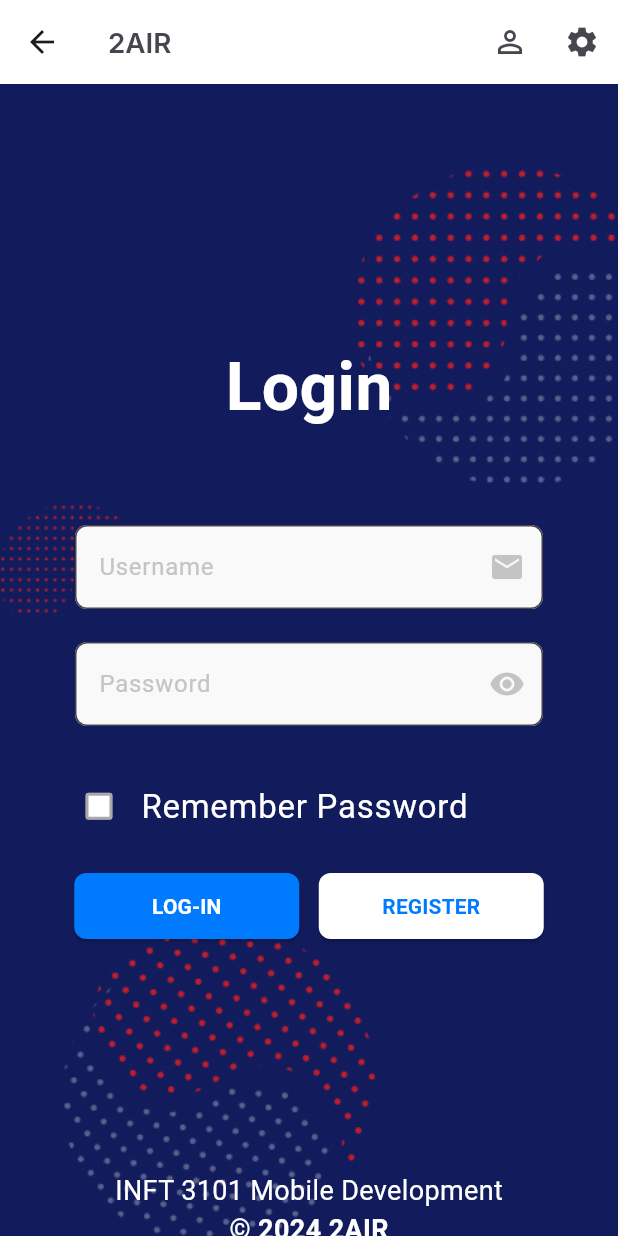
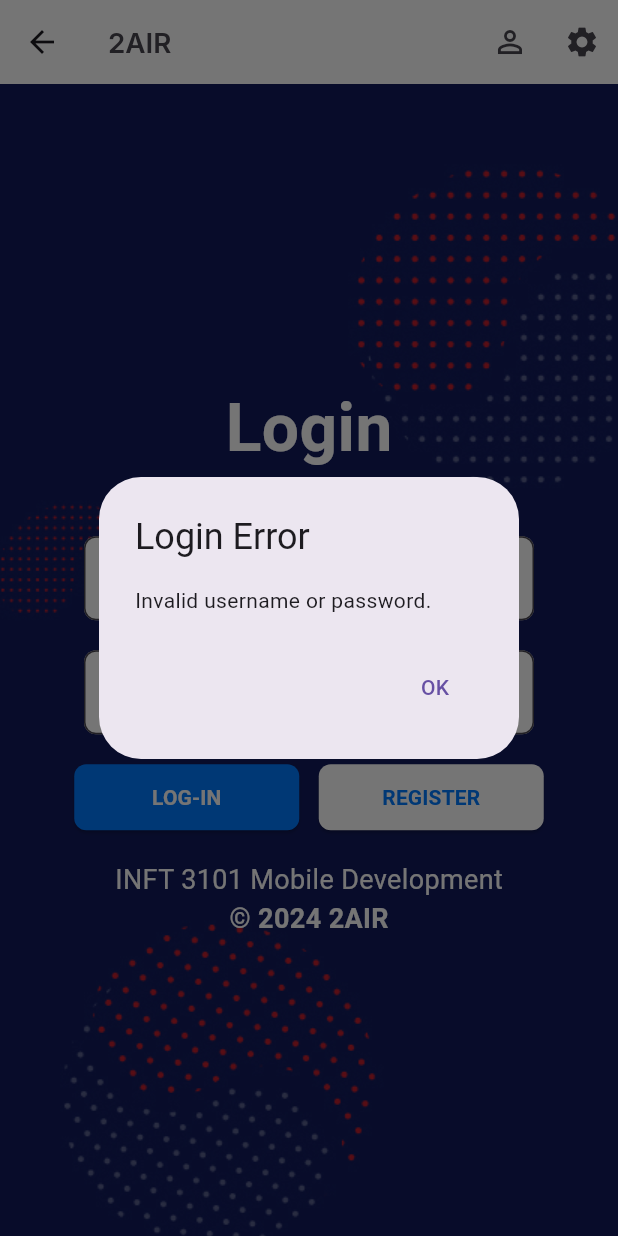
Before and after one commit to HawksP07/INFT3101-MobileDev, a Flutter app: the LoginPage screen opened by its route, after a tap on "LOG-IN", on a phone screen of 412 x 824 dp. Run offline on Flutter 3.47's test engine with Material 3 defaults, Android fonts, the light colour scheme and no system bars; our stand-ins replace google_fonts, shared_preferences; accounts and stored records are empty.

Commit message:
added user session control

```diff
--- a/lib/data/users.json
+++ b/lib/data/users.json
@@ -1 +1 @@
-{"users":[{"username":"admin","password":"admin","multiple_choice_score":0,"short_answer_score":0},{"username":"Amy","password":"Latimer","multiple_choice_score":0,"short_answer_score":0}]}
+{"users":[{"username":"admin","password":"admin","multiple_choice_score":0,"short_answer_score":10},{"username":"Amy","password":"Latimer","multiple_choice_score":0,"short_answer_score":0},{"username":"AdamKunz","password":"1984","multiple_choice_score":0,"short_answer_score":0}]}
--- a/lib/pages/login.dart
+++ b/lib/pages/login.dart
@@ -1,14 +1,12 @@
-// ignore_for_file: avoid_print, use_build_context_synchronously, unused_import
+// ignore_for_file: avoid_print
 
 import 'dart:convert';
-
 import 'package:flutter/material.dart';
-import 'package:inft3101_group12_language_app/utils/JSON_CRUD.dart';
-import 'package:inft3101_group12_language_app/utils/globals.dart';
-import 'package:inft3101_group12_language_app/widgets/custom_app_bar.dart';
 import 'package:flutter/services.dart' show rootBundle;
 import 'package:provider/provider.dart';
 import '../utils/UserState.dart';
+import '../widgets/custom_app_bar.dart';
+import '../utils/sessionControl.dart';
 
 class LoginPage extends StatefulWidget {
   const LoginPage({super.key});
@@ -18,16 +16,11 @@ class LoginPage extends StatefulWidget {
 }
 
 class UserService {
-  static printFormattedJsonResponse(String response) {
+  static void printFormattedJsonResponse(String response) {
     try {
-      // Decode the JSON string into a Dart object
-      var jsonResponse = json.decode(response);
-
-      // Encode it back to a string with indentation for pretty printing
-      var prettyJson = const JsonEncoder.withIndent('  ')
-          .convert(jsonResponse); // Two spaces for indentation
-
-      // Print the formatted JSON
+      final jsonResponse = json.decode(response);
+      final prettyJson =
+          const JsonEncoder.withIndent('  ').convert(jsonResponse);
       print("🌐 Raw JSON Response:\n$prettyJson\n");
     } catch (e) {
       print("🚫 Error decoding JSON response: $e");
@@ -44,40 +37,66 @@ class UserService {
 
 class _LoginPageState extends State<LoginPage> {
   List _users = [];
-
   final TextEditingController usernameController = TextEditingController();
   final TextEditingController passwordController = TextEditingController();
 
   @override
   void initState() {
     super.initState();
-    _loadUsers(); // Load users when the widget initializes
+    _loadUsers();
+    _checkSession(); // Load session on startup
   }
 
   Future<void> _loadUsers() async {
-    _users = await UserService.fetchUsers(); // Fetch users and set to _users
+    try {
+      _users = await UserService.fetchUsers();
       setState(() {
-      print("Users loaded: ${_users.length}"); // Print loaded user count
+        print("Users loaded: ${_users.length}");
       });
+    } catch (e) {
+      print("Error loading users: $e");
+    }
+  }
+
+  Future<void> _checkSession() async {
+    String? loggedInUser = await loadSession(); // Load session
+    if (loggedInUser != null) {
+      // User is already logged in
+      Provider.of<UserState>(context, listen: false).login(loggedInUser);
+      Navigator.pushNamed(context, '/'); // Navigate to the home page
+    }
   }
 
   Future<void> login(String username, String password) async {
-    bool userFound = false;
-    for (var user in _users) {
-      if (user['username'] == username && user['password'] == password) {
-        userFound = true;
-        // Set the username in UserState
+    final user = _users.firstWhere(
+      (user) => user['username'] == username && user['password'] == password,
+      orElse: () => null,
+    );
+
+    if (user != null) {
       Provider.of<UserState>(context, listen: false).login(username);
-        break;
+      await saveSession(username); // Save the session
+      print("Login successful!");
+      Navigator.pushNamed(context, '/');
+    } else {
+      _showErrorDialog("Invalid username or password.");
     }
   }
 
-    if (userFound) {
-      print("Login successful!");
-      Navigator.pushNamed(context, '/');
-    } else {
-      print("Invalid username or password.");
-    }
+  void _showErrorDialog(String message) {
+    showDialog(
+      context: context,
+      builder: (_) => AlertDialog(
+        title: const Text("Login Error"),
+        content: Text(message),
+        actions: [
+          TextButton(
+            onPressed: () => Navigator.of(context).pop(),
+            child: const Text("OK"),
+          ),
+        ],
+      ),
+    );
   }
 
   @override
@@ -88,99 +107,65 @@ class _LoginPageState extends State<LoginPage> {
         alignment: Alignment.center,
         decoration: const BoxDecoration(
           image: DecorationImage(
-                  image: AssetImage('assets/bg-dark.jpg'), fit: BoxFit.cover)),
+            image: AssetImage('assets/bg-dark.jpg'),
+            fit: BoxFit.cover,
+          ),
+        ),
+        child: SingleChildScrollView(
           child: Column(
+            mainAxisAlignment: MainAxisAlignment.center,
             children: [
-              const SizedBox(height: 171),
-              const Text('Login',
+              const Text(
+                'Login',
                 style: TextStyle(
                   color: Colors.white,
                   fontSize: 44,
-                      fontWeight: FontWeight.bold)),
-              const SizedBox(height: 60),
-              SizedBox(
-                width: 312.00,
-                child: TextField(
-                  controller: usernameController,
-                  decoration: InputDecoration(
-                      filled: true,
-                      fillColor: const Color.fromARGB(255, 249, 249, 249),
-                      hintText: 'Username',
-                      hintStyle: const TextStyle(
-                          color: Color.fromARGB(255, 196, 196, 196)),
-                      border: OutlineInputBorder(
-                          borderRadius: BorderRadius.circular(8)),
-                      suffixIcon: const IconButton(
-                        onPressed: null,
-                        icon: Icon(Icons.email,
-                            color: Color.fromARGB(255, 196, 196, 196)),
-                      )),
+                  fontWeight: FontWeight.bold,
                 ),
               ),
-              const SizedBox(height: 22),
-              SizedBox(
-                width: 312.00,
-                child: TextField(
-                  controller: passwordController,
-                  decoration: InputDecoration(
-                      filled: true,
-                      fillColor: const Color.fromARGB(255, 249, 249, 249),
-                      hintText: 'Password',
-                      hintStyle: const TextStyle(
-                          color: Color.fromARGB(255, 196, 196, 196)),
-                      border: OutlineInputBorder(
-                          borderRadius: BorderRadius.circular(8)),
-                      suffixIcon: const IconButton(
-                          onPressed: null,
-                          icon: Icon(Icons.remove_red_eye,
-                              color: Color.fromARGB(255, 196, 196, 196)))),
-                ),
-              ),
-              const SizedBox(height: 29),
-              const SizedBox(
-                width: 352.00,
-                child: CheckboxListTile(
-                  value: false,
-                  onChanged: null,
-                  title: Text('Remember Password',
-                      style: TextStyle(color: Colors.white, fontSize: 22)),
-                  controlAffinity: ListTileControlAffinity.leading,
-                  fillColor: WidgetStatePropertyAll(Colors.white),
-                  visualDensity: VisualDensity(horizontal: -4, vertical: -4),
-                  materialTapTargetSize: MaterialTapTargetSize.shrinkWrap,
-                ),
+              const SizedBox(height: 40),
+              _buildTextField(
+                controller: usernameController,
+                hintText: 'Username',
+                icon: Icons.person,
               ),
               const SizedBox(height: 20),
-              SizedBox(
-                width: 313.00,
-                height: 44,
-                child: Row(
+              _buildTextField(
+                controller: passwordController,
+                hintText: 'Password',
+                icon: Icons.lock,
+                obscureText: true,
+              ),
+              const SizedBox(height: 20),
+              Row(
+                mainAxisAlignment: MainAxisAlignment.center,
                 children: [
                   SizedBox(
                     width: 150,
                     height: 44,
                     child: ElevatedButton(
                       onPressed: () {
-                            String username = usernameController.text;
-                            String password = passwordController.text;
+                        final username = usernameController.text.trim();
+                        final password = passwordController.text.trim();
                         login(username, password);
                       },
                       style: ButtonStyle(
-                              backgroundColor: const WidgetStatePropertyAll(
-                                  Color.fromARGB(255, 0, 122, 255)),
-                              shape: WidgetStatePropertyAll(
-                                  RoundedRectangleBorder(
-                                      borderRadius: BorderRadius.circular(8)))),
+                        backgroundColor: WidgetStateProperty.all(
+                            const Color.fromARGB(255, 0, 122, 255)),
+                        shape: WidgetStateProperty.all(RoundedRectangleBorder(
+                          borderRadius: BorderRadius.circular(8),
+                        )),
+                      ),
                       child: const Text(
                         'LOG-IN',
                         style: TextStyle(
                           color: Colors.white,
-                                fontWeight: FontWeight.bold),
-                          )),
+                          fontWeight: FontWeight.bold,
                         ),
-                    const SizedBox(
-                      width: 13,
                       ),
+                    ),
+                  ),
+                  const SizedBox(width: 13),
                   SizedBox(
                     width: 150,
                     height: 44,
@@ -189,23 +174,23 @@ class _LoginPageState extends State<LoginPage> {
                         Navigator.pushNamed(context, '/signup');
                       },
                       style: ButtonStyle(
-                            backgroundColor:
-                                const WidgetStatePropertyAll(Colors.white),
-                            shape: WidgetStatePropertyAll(
-                                RoundedRectangleBorder(
-                                    borderRadius: BorderRadius.circular(8)))),
+                        backgroundColor: WidgetStateProperty.all(Colors.white),
+                        shape: WidgetStateProperty.all(RoundedRectangleBorder(
+                          borderRadius: BorderRadius.circular(8),
+                        )),
+                      ),
                       child: const Text(
                         'REGISTER',
                         style: TextStyle(
                           color: Color.fromARGB(255, 0, 122, 255),
-                              fontWeight: FontWeight.bold),
+                          fontWeight: FontWeight.bold,
+                        ),
                       ),
                     ),
                   ),
                 ],
               ),
-              ),
-              const SizedBox(height: 155),
+              const SizedBox(height: 20),
               const Text(
                 'INFT 3101 Mobile Development',
                 style: TextStyle(color: Colors.white, fontSize: 18),
@@ -215,10 +200,36 @@ class _LoginPageState extends State<LoginPage> {
                 style: TextStyle(
                   color: Colors.white,
                   fontSize: 18,
-                    fontWeight: FontWeight.bold),
+                  fontWeight: FontWeight.bold,
+                ),
               ),
             ],
-          )),
+          ),
+        ),
+      ),
+    );
+  }
+
+  Widget _buildTextField({
+    required TextEditingController controller,
+    required String hintText,
+    required IconData icon,
+    bool obscureText = false,
+  }) {
+    return SizedBox(
+      width: 300,
+      child: TextField(
+        controller: controller,
+        obscureText: obscureText,
+        decoration: InputDecoration(
+          filled: true,
+          fillColor: Colors.white,
+          hintText: hintText,
+          hintStyle: const TextStyle(color: Color(0xFFCCCCCC)),
+          border: OutlineInputBorder(borderRadius: BorderRadius.circular(8)),
+          prefixIcon: Icon(icon, color: const Color(0xFFCCCCCC)),
+        ),
+      ),
     );
   }
 }
--- a/lib/pages/shortanswer.dart
+++ b/lib/pages/shortanswer.dart
@@ -1,5 +1,4 @@
 import 'package:flutter/material.dart';
-import '../utils/globals.dart';
 import 'package:inft3101_group12_language_app/utils/JSON_CRUD.dart';
 import '../utils/responsive.dart';
 import '../widgets/answer_modal.dart';
@@ -12,6 +11,7 @@ import '../widgets/card.dart';
 import '../utils/quiz_controller.dart';
 import '../widgets/text_field.dart';
 import '../widgets/button.dart';
+import '../utils/sessionControl.dart'; // Import the session control
 
 class ShortAnswerPage extends StatefulWidget {
   const ShortAnswerPage({super.key});
@@ -94,7 +94,7 @@ class _ShortAnswerPageState extends State<ShortAnswerPage> {
             // Card Widget
             CardWidget(
               question: currentQuestion['question-text'],
-              answer: 'Answer Hidden', //
+              answer: 'Answer Hidden',
               onPrevious: _quizController.currentIndex == 0
                   ? null
                   : () {
@@ -121,7 +121,7 @@ class _ShortAnswerPageState extends State<ShortAnswerPage> {
             const SizedBox(height: 20),
             // Submit Button
             CustomButton(
-              onPressed: () {
+              onPressed: () async {
                 String userInput = answerController.text.trim();
                 String correctAnswer =
                     currentQuestion['question-answer'].trim();
@@ -129,10 +129,13 @@ class _ShortAnswerPageState extends State<ShortAnswerPage> {
                   // Correct
                   _showAnswerModal(true);
 
-                  //somehow fetch users here
+                  // Fetch logged-in username from session
+                  String? loggedInUsername =
+                      await loadSession(); // Load the session
 
                   if (loggedInUsername != null) {
-                    JsonCrud.incrementShortAnswerScore(loggedInUsername!);
+                    // Increment the user's score
+                    JsonCrud.incrementShortAnswerScore(loggedInUsername);
                   } else {
                     print("No user is logged in.");
                   }
--- a/lib/utils/JSON_CRUD.dart
+++ b/lib/utils/JSON_CRUD.dart
@@ -4,6 +4,7 @@ import 'dart:convert';
 import 'dart:io'; // For file operations
 import 'package:inft3101_group12_language_app/pages/login.dart';
 import 'package:path/path.dart' as path; // For handling paths
+import 'package:shared_preferences/shared_preferences.dart';
 
 class JsonCrud {
   static const String _fileName = 'users.json';
--- /dev/null
+++ b/lib/utils/sessionControl.dart
@@ -0,0 +1,16 @@
+import 'package:shared_preferences/shared_preferences.dart';
+
+Future<void> saveSession(String username) async {
+  final prefs = await SharedPreferences.getInstance();
+  await prefs.setString('loggedInUser', username);
+}
+
+Future<String?> loadSession() async {
+  final prefs = await SharedPreferences.getInstance();
+  return prefs.getString('loggedInUser');
+}
+
+Future<void> clearSession() async {
+  final prefs = await SharedPreferences.getInstance();
+  await prefs.remove('loggedInUser');
+}
```
Lines whose indentation alone changed are shown as unchanged.
